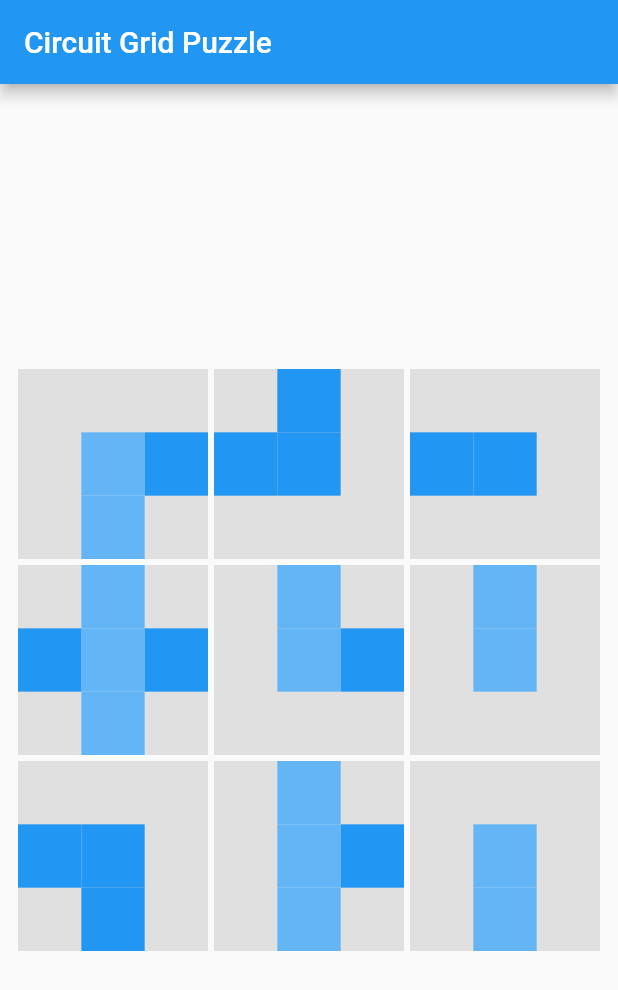
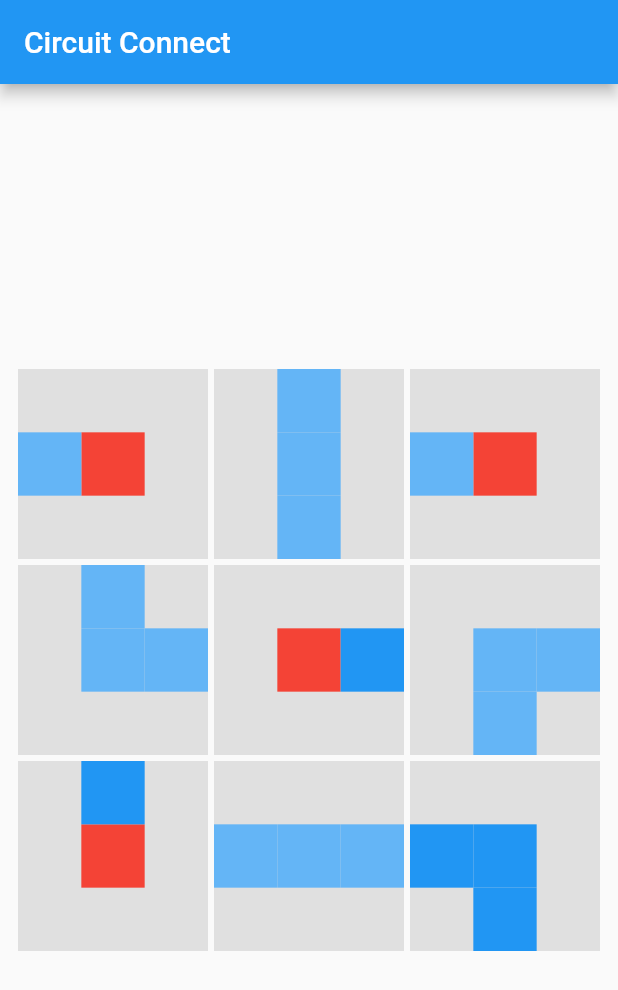
Before and after one commit to jordanpemberton/gridcircuitpuzzle, a Flutter app: the screen it shows after launch, on a phone screen of 412 x 824 dp. Shown: the top 990 px of the screen. Run offline on Flutter 3.47's test engine with Material 2 defaults, Android fonts, the phone set to English and light mode, and no system bars.

Commit message:
Circuit style puzzle pieces, updated screengrabs

```diff
--- a/lib/gamepiece.dart
+++ b/lib/gamepiece.dart
@@ -40,7 +40,9 @@ class GamePiece extends StatelessWidget {
                         widthFactor: 1 / 3,
                         heightFactor: 1 / 3,
                         child: Container(
-                          color: pieceData['center'] == 1
+                          color: pieceData['center'] == 3
+                              ? Colors.red
+                              : pieceData['center'] == 1
                               ? Colors.blue[300]
                               : Colors.blue,
                         ),
--- a/lib/main.dart
+++ b/lib/main.dart
@@ -16,7 +16,7 @@ class MyApp extends StatelessWidget {
         primarySwatch: Colors.blue,
         visualDensity: VisualDensity.adaptivePlatformDensity,
       ),
-      home: MyHomePage(title: 'Circuit Grid Puzzle'),
+      home: MyHomePage(title: 'Circuit Connect'),
     );
   }
 }
@@ -33,44 +33,44 @@ class _MyHomePageState extends State<MyHomePage> {
   List gamePieces = [
     {
       'pieceKey': 1,
+      'center': 3,
+      'top': 0,
+      'right': 0,
+      'bottom': 0,
+      'left': 1,
+      'selected': 0,
+    },
+    {
+      'pieceKey': 2,
       'center': 1,
-      'top': 0,
-      'right': 2,
+      'top': 1,
+      'right': 0,
       'bottom': 1,
       'left': 0,
       'selected': 0,
     },
     {
-      'pieceKey': 2,
-      'center': 2,
-      'top': 2,
-      'right': 0,
-      'bottom': 0,
-      'left': 2,
-      'selected': 0,
-    },
-    {
       'pieceKey': 3,
-      'center': 2,
+      'center': 3,
       'top': 0,
       'right': 0,
       'bottom': 0,
-      'left': 2,
+      'left': 1,
       'selected': 0,
     },
     {
       'pieceKey': 4,
       'center': 1,
       'top': 1,
-      'right': 2,
-      'bottom': 1,
-      'left': 2,
+      'right': 1,
+      'bottom': 0,
+      'left': 0,
       'selected': 0,
     },
     {
       'pieceKey': 5,
-      'center': 1,
-      'top': 1,
+      'center': 3,
+      'top': 0,
       'right': 2,
       'bottom': 0,
       'left': 0,
@@ -79,37 +79,37 @@ class _MyHomePageState extends State<MyHomePage> {
     {
       'pieceKey': 6,
       'center': 1,
-      'top': 1,
+      'top': 0,
+      'right': 1,
+      'bottom': 1,
+      'left': 0,
+      'selected': 0,
+    },
+    {
+      'pieceKey': 7,
+      'center': 3,
+      'top': 2,
       'right': 0,
       'bottom': 0,
       'left': 0,
       'selected': 0,
     },
     {
-      'pieceKey': 7,
+      'pieceKey': 8,
+      'center': 1,
+      'top': 0,
+      'right': 1,
+      'bottom': 0,
+      'left': 1,
+      'selected': 0,
+    },
+    {
+      'pieceKey': 9,
       'center': 2,
       'top': 0,
       'right': 0,
       'bottom': 2,
       'left': 2,
-      'selected': 0,
-    },
-    {
-      'pieceKey': 8,
-      'center': 1,
-      'top': 1,
-      'right': 2,
-      'bottom': 1,
-      'left': 0,
-      'selected': 0,
-    },
-    {
-      'pieceKey': 9,
-      'center': 1,
-      'top': 0,
-      'right': 0,
-      'bottom': 1,
-      'left': 0,
       'selected': 0,
     },
   ];
```
Also changed, not shown: lib/piece.dart (deleted, +0 -17 lines), 2 other files.
